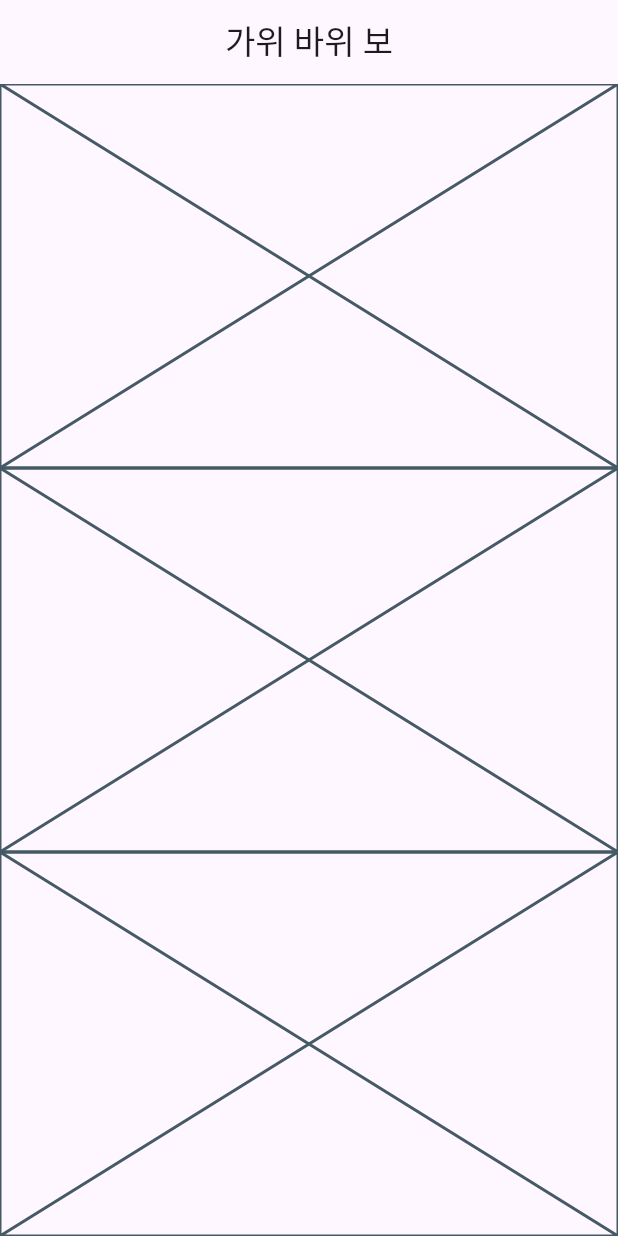
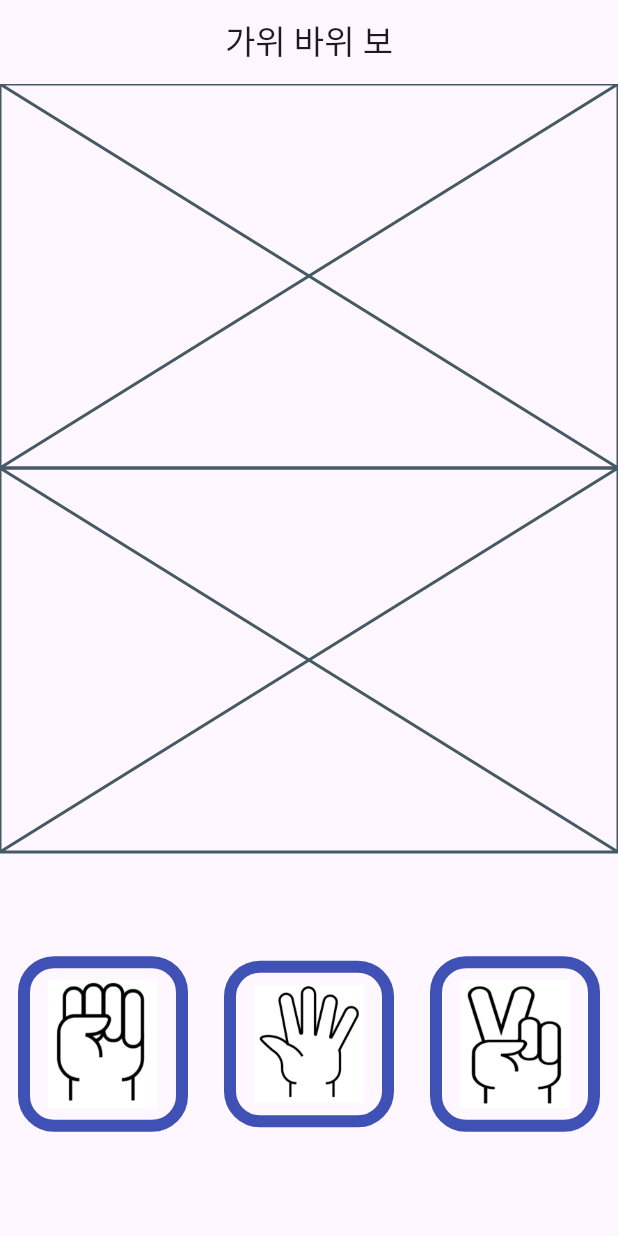
Before and after one commit to mincoln419/flutterEx2, a Flutter app: the screen it shows after launch, on a phone screen of 412 x 824 dp. Run offline on Flutter 3.47's test engine with Material 3 defaults, Android fonts, the phone set to English and light mode, and no system bars.

Commit message:
refs #16 image setting done and callback form setting

```diff
--- a/lib/body/cpu_input.dart
+++ b/lib/body/cpu_input.dart
@@ -1,7 +1,9 @@
 import 'package:flutter/cupertino.dart';
 
 class CPUInput extends StatefulWidget {
-  const CPUInput({super.key});
+  const CPUInput({required this.isDone, super.key});
+
+  final bool isDone;
 
   @override
   State<CPUInput> createState() => _CPUInputState();
--- a/lib/body/game_body.dart
+++ b/lib/body/game_body.dart
@@ -12,13 +12,22 @@ class GameBody extends StatefulWidget {
 }
 
 class _GameBodyState extends State<GameBody> {
+
+  late bool isDone;
+
+  @override
+  void initState() {
+    isDone = false;
+    super.initState();
+  }
+
   @override
   Widget build(BuildContext context) {
     return Column(
       children: [
-        Expanded(child: CPUInput()),
-        Expanded(child: GameResult()),
-        Expanded(child: UserInput()),
+        Expanded(child: CPUInput(isDone: isDone)),
+        Expanded(child: GameResult(isDone: isDone)),
+        Expanded(child: UserInput(isDone: isDone)),
 
       ],
     );
--- a/lib/body/game_result.dart
+++ b/lib/body/game_result.dart
@@ -1,7 +1,9 @@
 import 'package:flutter/cupertino.dart';
 
 class GameResult extends StatefulWidget {
-  const GameResult({super.key});
+  const GameResult({required this.isDone, super.key});
+
+  final bool isDone;
 
   @override
   State<GameResult> createState() => _GameResultState();
--- a/lib/body/user_input.dart
+++ b/lib/body/user_input.dart
@@ -1,15 +1,36 @@
+import 'package:demo_flutter/body/widget/InputCards.dart';
+import 'package:demo_flutter/data/play_case.dart';
 import 'package:flutter/cupertino.dart';
 
 class UserInput extends StatefulWidget {
-  const UserInput({super.key});
+  const UserInput({required this.isDone, super.key});
+
+  final bool isDone;
 
   @override
   State<UserInput> createState() => _UserInputState();
 }
 
 class _UserInputState extends State<UserInput> {
+
+  late bool _isdone;
+
+  @override
+  void initState() {
+    _isdone = widget.isDone;
+    super.initState();
+  }
+
   @override
   Widget build(BuildContext context) {
-    return const Placeholder();
+    if(_isdone){
+      return Placeholder();
+    }
+
+    return const InputCards(callback:testcall);
   }
 }
+
+void testcall(){
+  print('hello!!!!');
+}
--- /dev/null
+++ b/lib/body/widget/InputCards.dart
@@ -0,0 +1,46 @@
+import 'package:flutter/cupertino.dart';
+import 'package:flutter/material.dart';
+
+import '../../data/play_case.dart';
+
+class InputCards extends StatelessWidget {
+  final VoidCallback? callback;
+  const InputCards({
+    this.callback, super.key,
+  });
+
+  @override
+  Widget build(BuildContext context) {
+    return Row(
+      children: _getInputs(),
+    );
+  }
+  List<Widget> _getInputs() {
+    return PlayCase.values
+        .map((type) => Expanded(child: InkWell(
+        onTap: callback,
+        child: InputContent(type: type))))
+        .toList();
+  }
+}
+
+class InputContent extends StatelessWidget {
+  final PlayCase type;
+
+  const InputContent({
+    super.key,
+    required this.type,
+  });
+
+  @override
+  Widget build(BuildContext context) {
+    return Container(
+        margin: EdgeInsets.symmetric(horizontal: 12, vertical: 8),
+        padding: EdgeInsets.symmetric(horizontal: 12, vertical: 8),
+        decoration: BoxDecoration(
+          borderRadius: BorderRadius.circular(24),
+          border: Border.all(color: Colors.indigo, width: 8),
+        ),
+        child: Image.asset(type.path));
+  }
+}
--- /dev/null
+++ b/lib/data/play_case.dart
@@ -0,0 +1,7 @@
+const assetsPath = 'assets/images';
+
+enum PlayCase{
+  rock, paper, scissors;
+
+  String get path => '$assetsPath/$name.png';
+}
--- a/pubspec.yaml
+++ b/pubspec.yaml
@@ -59,8 +59,8 @@ flutter:
   uses-material-design: true
 
   # To add assets to your application, add an assets section, like this:
-  # assets:
-  #   - images/a_dot_burr.jpeg
+  assets:
+    - assets/images/
   #   - images/a_dot_ham.jpeg
 
   # An image asset can refer to one or more resolution-specific "variants", see
```
Also changed, not shown: assets/images/paper.png (added), assets/images/rock.png (added), assets/images/scissors.png (added).
